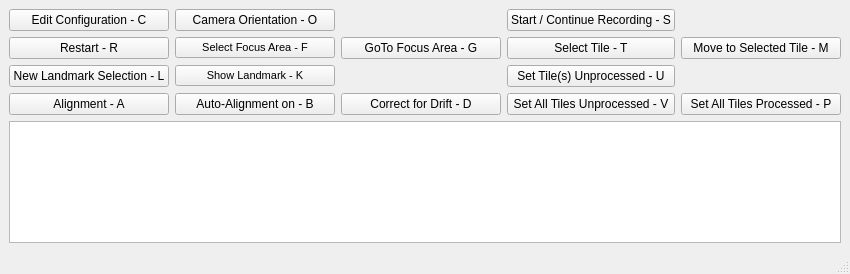
This is Source/qtgui.ui in Rolf-Hempel/MoonPanoramaMaker as Qt 5 draws it before an edit. The edited form follows.
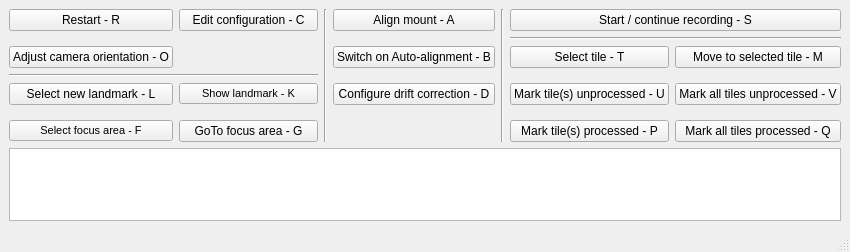
This is the edited form.

Commit message: Main GUI layout changed

What changed in the file:
```diff
--- a/Source/qtgui.ui
+++ b/Source/qtgui.ui
@@ -7,7 +7,7 @@
     <x>0</x>
     <y>0</y>
     <width>850</width>
-    <height>274</height>
+    <height>252</height>
    </rect>
   </property>
   <property name="windowTitle">
@@ -18,116 +18,20 @@
   </property>
   <widget class="QWidget" name="centralwidget">
    <layout class="QGridLayout" name="gridLayout">
-    <item row="4" column="0" colspan="5">
-     <widget class="QTextBrowser" name="prompt_text_browser">
-      <property name="font">
-       <font>
-        <pointsize>10</pointsize>
-       </font>
-      </property>
-      <property name="toolTip">
-       <string>Window to show user instructions</string>
-      </property>
-      <property name="undoRedoEnabled">
-       <bool>true</bool>
-      </property>
-     </widget>
-    </item>
-    <item row="1" column="2">
-     <widget class="QPushButton" name="goto_focus_area">
-      <property name="toolTip">
-       <string>Move the telescope for focus adjustment</string>
-      </property>
-      <property name="text">
-       <string>GoTo Focus Area - G</string>
-      </property>
-      <property name="shortcut">
-       <string>G</string>
-      </property>
-     </widget>
-    </item>
-    <item row="0" column="3">
-     <widget class="QPushButton" name="start_continue_recording">
-      <property name="toolTip">
-       <string>Continue recording with next unprocessed tile</string>
-      </property>
-      <property name="text">
-       <string>Start / Continue Recording - S</string>
-      </property>
-      <property name="shortcut">
-       <string>S</string>
-      </property>
-     </widget>
-    </item>
-    <item row="2" column="3">
-     <widget class="QPushButton" name="set_tile_unprocessed">
-      <property name="toolTip">
-       <string>Remove current tile number from list of processed tiles</string>
-      </property>
-      <property name="text">
-       <string>Set Tile(s) Unprocessed - U</string>
-      </property>
-      <property name="shortcut">
-       <string>U</string>
-      </property>
-     </widget>
-    </item>
-    <item row="1" column="3">
-     <widget class="QPushButton" name="select_tile">
-      <property name="toolTip">
-       <string>Select tile number for next recording</string>
-      </property>
-      <property name="text">
-       <string>Select Tile - T</string>
-      </property>
-      <property name="shortcut">
-       <string>T</string>
-      </property>
-     </widget>
-    </item>
-    <item row="3" column="3">
-     <widget class="QPushButton" name="set_all_tiles_unprocessed">
-      <property name="toolTip">
-       <string>Mark all tiles as unprocessed</string>
-      </property>
-      <property name="text">
-       <string>Set All Tiles Unprocessed - V</string>
-      </property>
-      <property name="shortcut">
-       <string>V</string>
-      </property>
-     </widget>
-    </item>
-    <item row="3" column="0">
-     <widget class="QPushButton" name="alignment">
-      <property name="enabled">
-       <bool>true</bool>
-      </property>
-      <property name="toolTip">
-       <string>Align (or re-align) telescope with landmark</string>
-      </property>
-      <property name="text">
-       <string>Alignment - A</string>
-      </property>
-      <property name="shortcut">
-       <string>A</string>
-      </property>
-     </widget>
-    </item>
-    <item row="2" column="0">
+    <item row="4" column="0">
      <widget class="QPushButton" name="new_landmark_selection">
       <property name="toolTip">
        <string>Select new landmark for alignment in planetarium program</string>
       </property>
       <property name="text">
-       <string>New Landmark Selection - L</string>
+       <string>Select new landmark - L</string>
       </property>
       <property name="shortcut">
        <string>L</string>
       </property>
      </widget>
     </item>
-    <item row="1" column="0">
+    <item row="0" column="0">
      <widget class="QPushButton" name="restart">
       <property name="toolTip">
        <string>Restart from scratch (new tile layout)</string>
@@ -140,33 +44,20 @@
       </property>
      </widget>
     </item>
-    <item row="0" column="0">
-     <widget class="QPushButton" name="edit_configuration">
+    <item row="4" column="6">
+     <widget class="QPushButton" name="set_all_tiles_unprocessed">
       <property name="toolTip">
        <string>Input configuration parameters for location, camera, telescope and window layout</string>
       </property>
       <property name="text">
-       <string>Edit Configuration - C</string>
+       <string>Mark all tiles unprocessed - V</string>
       </property>
       <property name="shortcut">
        <string>C</string>
       </property>
      </widget>
     </item>
-    <item row="0" column="1">
-     <widget class="QPushButton" name="rotate_camera">
-      <property name="toolTip">
-       <string>Align short side of sensor with Moon limb</string>
-      </property>
-      <property name="text">
-       <string>Camera Orientation - O</string>
-      </property>
-      <property name="shortcut">
-       <string>O</string>
-      </property>
-     </widget>
-    </item>
-    <item row="1" column="1">
+    <item row="6" column="0">
      <widget class="QPushButton" name="set_focus_area">
       <property name="font">
        <font>
@@ -177,83 +68,273 @@
        <string>Mark current view as the place where the telescope focus is to be set</string>
       </property>
       <property name="text">
-       <string>Select Focus Area - F</string>
+       <string>Select focus area - F</string>
       </property>
       <property name="shortcut">
        <string>F</string>
       </property>
      </widget>
     </item>
-    <item row="1" column="4">
+    <item row="0" column="2" rowspan="7">
+     <widget class="Line" name="line">
+      <property name="lineWidth">
+       <number>1</number>
+      </property>
+      <property name="midLineWidth">
+       <number>0</number>
+      </property>
+      <property name="orientation">
+       <enum>Qt::Vertical</enum>
+      </property>
+     </widget>
+    </item>
+    <item row="4" column="5">
+     <widget class="QPushButton" name="set_tile_unprocessed">
+      <property name="toolTip">
+       <string>Remove current tile number from list of processed tiles</string>
+      </property>
+      <property name="text">
+       <string>Mark tile(s) unprocessed - U</string>
+      </property>
+      <property name="shortcut">
+       <string>U</string>
+      </property>
+     </widget>
+    </item>
+    <item row="2" column="5">
+     <widget class="QPushButton" name="select_tile">
+      <property name="toolTip">
+       <string>Select the number of a single tile</string>
+      </property>
+      <property name="text">
+       <string>Select tile - T</string>
+      </property>
+      <property name="shortcut">
+       <string>T</string>
+      </property>
+     </widget>
+    </item>
+    <item row="2" column="6">
      <widget class="QPushButton" name="move_to_selected_tile">
       <property name="toolTip">
        <string>Move the telescope to the selected tile</string>
       </property>
       <property name="text">
-       <string>Move to Selected Tile - M</string>
+       <string>Move to selected tile - M</string>
       </property>
       <property name="shortcut">
        <string>M</string>
       </property>
      </widget>
     </item>
-    <item row="3" column="4">
+    <item row="6" column="6">
      <widget class="QPushButton" name="set_all_tiles_processed">
       <property name="toolTip">
        <string>Mark all tiles as processed</string>
       </property>
       <property name="text">
-       <string>Set All Tiles Processed - P</string>
+       <string>Mark all tiles processed - Q</string>
       </property>
       <property name="shortcut">
        <string>P</string>
       </property>
      </widget>
     </item>
-    <item row="2" column="1">
-     <widget class="QPushButton" name="show_landmark">
-      <property name="font">
-       <font>
-        <pointsize>8</pointsize>
-       </font>
+    <item row="0" column="1">
+     <widget class="QPushButton" name="edit_configuration">
+      <property name="toolTip">
+       <string>Set configuration parameters for location, equipment and program execution</string>
       </property>
+      <property name="text">
+       <string>Edit configuration - C</string>
+      </property>
+      <property name="shortcut">
+       <string>C</string>
+      </property>
+     </widget>
+    </item>
+    <item row="0" column="5" colspan="2">
+     <widget class="QPushButton" name="start_continue_recording">
       <property name="toolTip">
        <string>Show a picture of the landmark currently selected </string>
       </property>
       <property name="text">
-       <string>Show Landmark - K</string>
+       <string>Start / continue recording - S</string>
       </property>
       <property name="shortcut">
        <string>K</string>
       </property>
      </widget>
     </item>
-    <item row="3" column="2">
+    <item row="4" column="3">
      <widget class="QPushButton" name="configure_drift_correction">
       <property name="toolTip">
        <string>Select alignment points for drift computation and compensation</string>
       </property>
       <property name="text">
-       <string>Correct for Drift - D</string>
+       <string>Configure drift correction - D</string>
       </property>
       <property name="shortcut">
        <string>D</string>
       </property>
      </widget>
     </item>
-    <item row="3" column="1">
+    <item row="0" column="3">
+     <widget class="QPushButton" name="alignment">
+      <property name="enabled">
+       <bool>true</bool>
+      </property>
+      <property name="toolTip">
+       <string>Align (or re-align) telescope with landmark</string>
+      </property>
+      <property name="text">
+       <string>Align mount - A</string>
+      </property>
+      <property name="shortcut">
+       <string>A</string>
+      </property>
+     </widget>
+    </item>
+    <item row="2" column="3">
      <widget class="QPushButton" name="autoalignment">
       <property name="toolTip">
        <string>Switch on / off auto-alignment</string>
       </property>
       <property name="text">
-       <string>Auto-Alignment on - B</string>
+       <string>Switch on Auto-alignment - B</string>
       </property>
       <property name="shortcut">
        <string>B</string>
       </property>
      </widget>
     </item>
+    <item row="6" column="5">
+     <widget class="QPushButton" name="set_tile_processed">
+      <property name="toolTip">
+       <string>Add current tile number to list of processed tiles</string>
+      </property>
+      <property name="text">
+       <string>Mark tile(s) processed - P</string>
+      </property>
+      <property name="shortcut">
+       <string>P</string>
+      </property>
+     </widget>
+    </item>
+    <item row="3" column="0" colspan="2">
+     <widget class="Line" name="line_3">
+      <property name="lineWidth">
+       <number>1</number>
+      </property>
+      <property name="midLineWidth">
+       <number>0</number>
+      </property>
+      <property name="orientation">
+       <enum>Qt::Horizontal</enum>
+      </property>
+     </widget>
+    </item>
+    <item row="6" column="1">
+     <widget class="QPushButton" name="goto_focus_area">
+      <property name="toolTip">
+       <string>Move the telescope for focus adjustment</string>
+      </property>
+      <property name="text">
+       <string>GoTo focus area - G</string>
+      </property>
+      <property name="shortcut">
+       <string>G</string>
+      </property>
+     </widget>
+    </item>
+    <item row="4" column="1">
+     <widget class="QPushButton" name="show_landmark">
+      <property name="font">
+       <font>
+        <pointsize>8</pointsize>
+       </font>
+      </property>
+      <property name="toolTip">
+       <string>Show a picture of the landmark currently selected </string>
+      </property>
+      <property name="text">
+       <string>Show landmark - K</string>
+      </property>
+      <property name="shortcut">
+       <string>K</string>
+      </property>
+     </widget>
+    </item>
+    <item row="2" column="0">
+     <widget class="QPushButton" name="rotate_camera">
+      <property name="toolTip">
+       <string>Rotate camera until the moon limb stands vertically at FOV center</string>
+      </property>
+      <property name="text">
+       <string>Adjust camera orientation - O</string>
+      </property>
+      <property name="shortcut">
+       <string>O</string>
+      </property>
+     </widget>
+    </item>
+    <item row="0" column="4" rowspan="7">
+     <widget class="Line" name="line_2">
+      <property name="lineWidth">
+       <number>1</number>
+      </property>
+      <property name="midLineWidth">
+       <number>0</number>
+      </property>
+      <property name="orientation">
+       <enum>Qt::Vertical</enum>
+      </property>
+     </widget>
+    </item>
+    <item row="1" column="5" colspan="2">
+     <widget class="Line" name="line_4">
+      <property name="lineWidth">
+       <number>1</number>
+      </property>
+      <property name="midLineWidth">
+       <number>0</number>
+      </property>
+      <property name="orientation">
+       <enum>Qt::Horizontal</enum>
+      </property>
+     </widget>
+    </item>
+    <item row="7" column="0" colspan="7">
+     <widget class="QTextBrowser" name="prompt_text_browser">
+      <property name="font">
+       <font>
+        <pointsize>10</pointsize>
+       </font>
+      </property>
+      <property name="toolTip">
+       <string>Window to show user instructions</string>
+      </property>
+      <property name="lineWidth">
+       <number>1</number>
+      </property>
+      <property name="midLineWidth">
+       <number>0</number>
+      </property>
+      <property name="undoRedoEnabled">
+       <bool>true</bool>
+      </property>
+     </widget>
+    </item>
+    <item row="5" column="3">
+     <widget class="Line" name="line_5">
+      <property name="lineWidth">
+       <number>0</number>
+      </property>
+      <property name="orientation">
+       <enum>Qt::Horizontal</enum>
+      </property>
+     </widget>
+    </item>
    </layout>
   </widget>
   <widget class="QStatusBar" name="statusbar"/>
```
Left out of the diff: 29 changed lines with no effect on the pictures. The commit also changes 1 other file.
